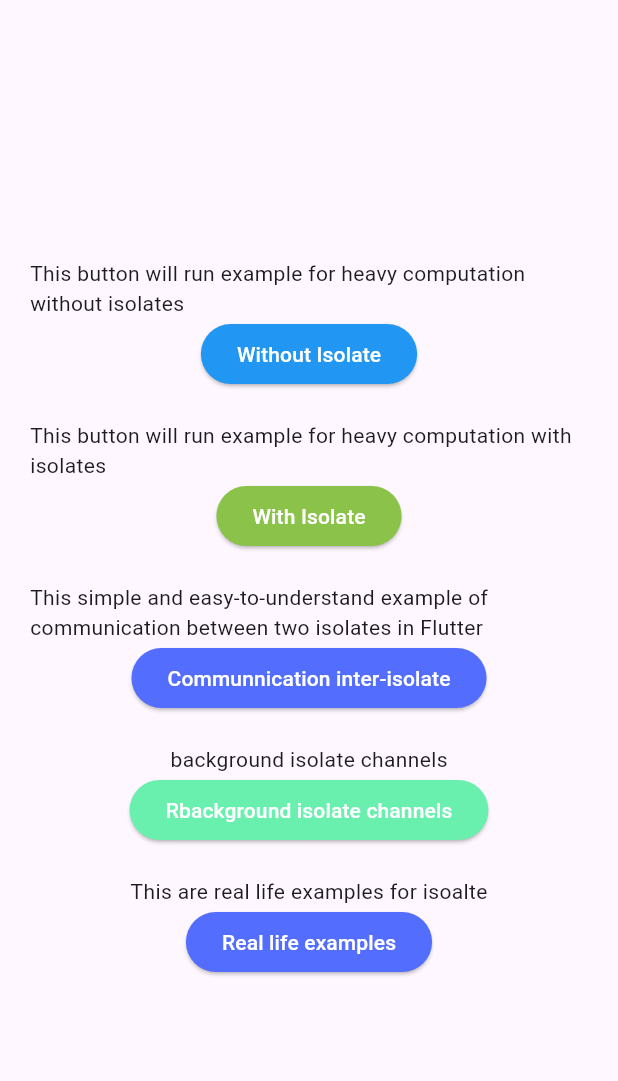
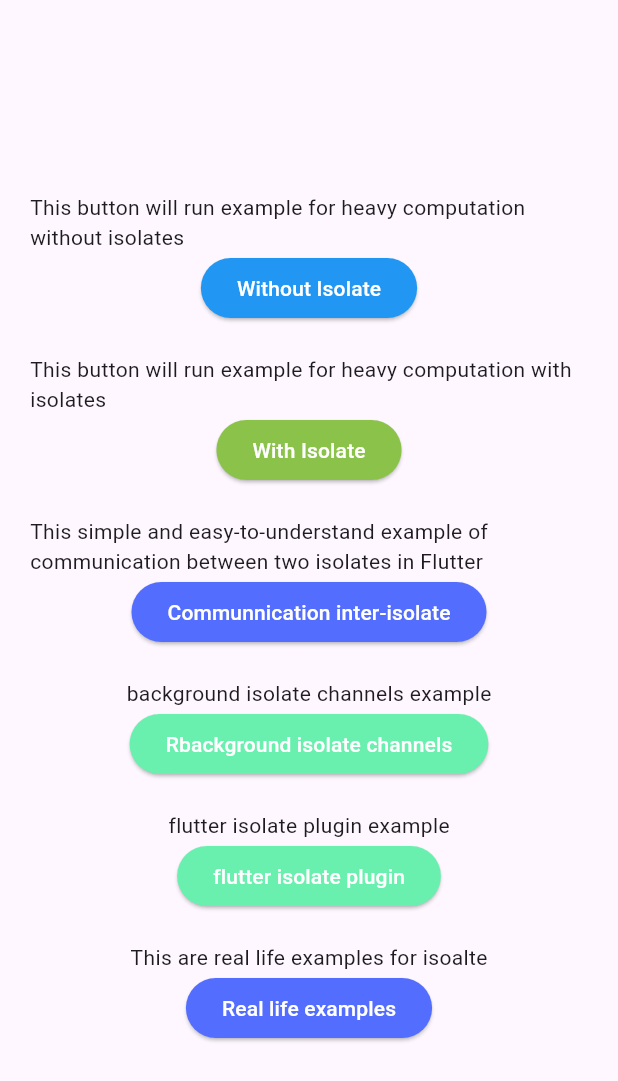
Before and after one commit to TalelBriki/Flutter-isolate-example, a Flutter app: the screen it shows after launch, on a phone screen of 412 x 824 dp. Shown: the top 1081 px of the screen. Run offline on Flutter 3.47's test engine with Material 3 defaults, Android fonts, the phone set to English and light mode, and no system bars; our stand-ins replace image_picker, lottie, shared_preferences; missing offline and left inert: encrypt, flutter_isolate.

Commit message:
adding flutter isolate plugin

```diff
--- a/flutter_isolates_demo/lib/home.dart
+++ b/flutter_isolates_demo/lib/home.dart
@@ -1,10 +1,11 @@
 import 'package:flutter/material.dart';
-import 'package:flutter_isolates_demo/background_plugin_isolates.dart';
-import 'package:flutter_isolates_demo/with_isolate.dart';
-import 'package:flutter_isolates_demo/without_isolate.dart';
+import 'package:flutter_isolates_demo/isolate_plugin_commuincation/background_plugin_isolates.dart';
+import 'package:flutter_isolates_demo/why_use_isolate/with_isolate.dart';
+import 'package:flutter_isolates_demo/why_use_isolate/without_isolate.dart';
 
 import 'communication_isolates.dart';
-import 'examples.dart';
+import 'exmples/examples.dart';
+import 'isolate_plugin_commuincation/flutter_isolate_plugin.dart';
 
 class HomeScreen extends StatelessWidget {
   const HomeScreen({super.key});
@@ -65,7 +66,7 @@ class HomeScreen extends StatelessWidget {
 
               SizedBox(height: 20,),
 
-              Text("background isolate channels"),
+              Text("background isolate channels example"),
               ElevatedButton(
                 style: ButtonStyle(
                     foregroundColor: WidgetStateProperty.all<Color>(Colors.white),
@@ -80,7 +81,21 @@ class HomeScreen extends StatelessWidget {
                 child: const Text("Rbackground isolate channels"),
               ),
               SizedBox(height: 20,),
-
+              Text("flutter isolate plugin example"),
+              ElevatedButton(
+                style: ButtonStyle(
+                    foregroundColor: WidgetStateProperty.all<Color>(Colors.white),
+                    backgroundColor: WidgetStateProperty.all<Color>(Colors.greenAccent)
+                ),
+                onPressed: () => {
+                  Navigator.push(
+                    context,
+                    MaterialPageRoute(builder: (context) => const FlutterIsolateExample()),
+                  )
+                },
+                child: const Text("flutter isolate plugin"),
+              ),
+              SizedBox(height: 20,),
               Text("This are real life examples for isoalte"),
               ElevatedButton(
                 style: ButtonStyle(
--- a/flutter_isolates_demo/pubspec.yaml
+++ b/flutter_isolates_demo/pubspec.yaml
@@ -40,6 +40,7 @@ dependencies:
   image_picker: ^1.1.2
   shared_preferences: ^2.5.2
   lottie: ^3.3.1
+  flutter_isolate: ^2.1.0
 
 dev_dependencies:
   flutter_test:
```
Also changed, not shown: flutter_isolates_demo/lib/exmples/examples.dart (renamed from flutter_isolates_demo/lib/examples.dart, +4 -4 lines), flutter_isolates_demo/lib/isolate_plugin_commuincation/flutter_isolate_plugin.dart (added, +85 -0 lines), flutter_isolates_demo/lib/isolate_plugin_commuincation/background_plugin_isolates.dart (renamed from flutter_isolates_demo/lib/background_plugin_isolates.dart), flutter_isolates_demo/lib/why_use_isolate/with_isolate.dart (renamed from flutter_isolates_demo/lib/with_isolate.dart), flutter_isolates_demo/lib/why_use_isolate/without_isolate.dart (renamed from flutter_isolates_demo/lib/without_isolate.dart).
